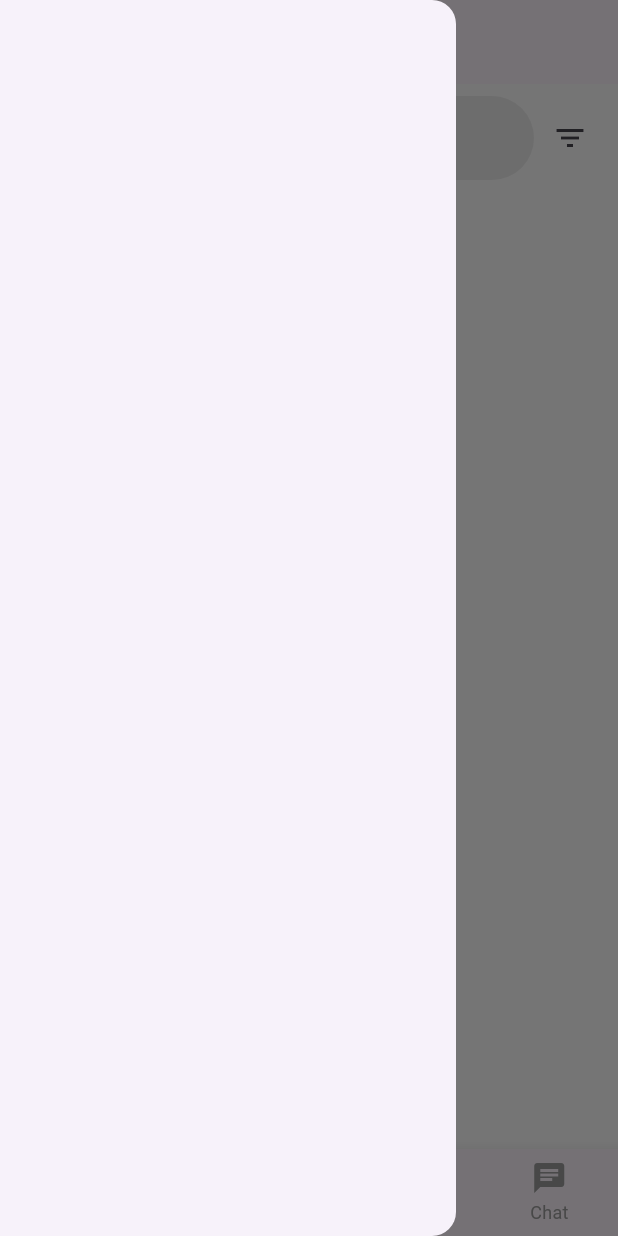
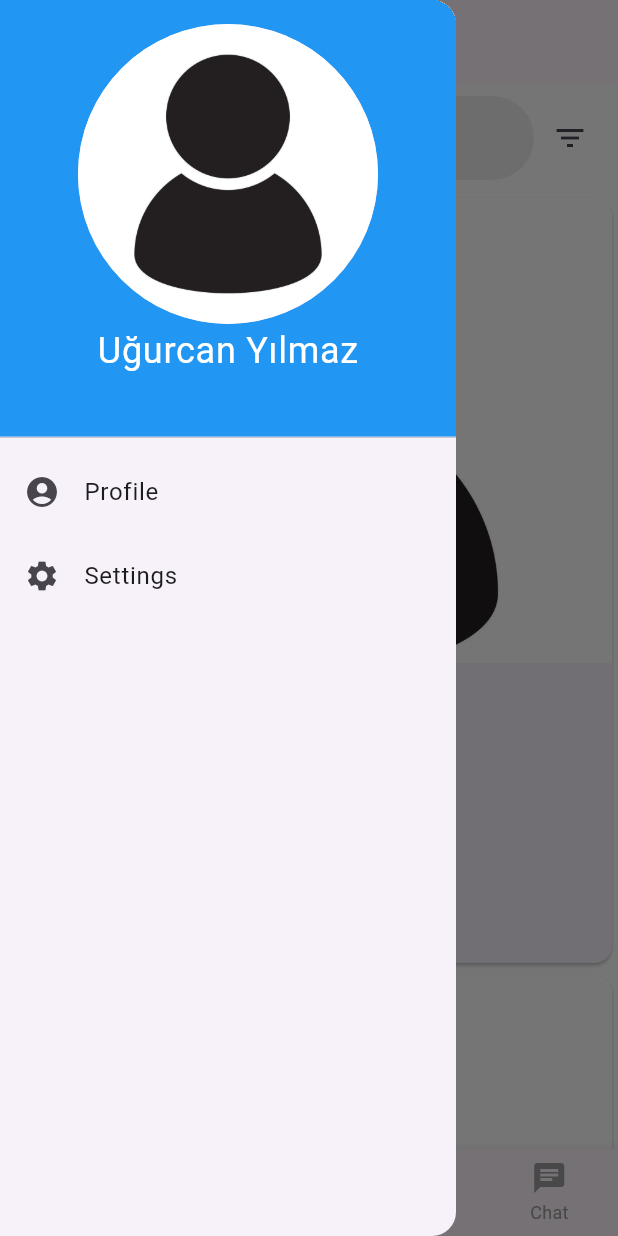
Before and after one commit to devrugu/buddy, a Flutter app: the HomeScreen screen opened directly, with the side drawer open, on a phone screen of 412 x 824 dp. Run offline on Flutter 3.47's test engine with Material 3 defaults, Android fonts, the phone set to English and light mode, and no system bars; Roboto replaces fonts that are missing (Urbanist).

Commit message:
minor changes

```diff
--- a/lib/main.dart
+++ b/lib/main.dart
@@ -16,9 +16,8 @@ class MyApp extends StatelessWidget {
         primaryColor: Colors.blue,
         scaffoldBackgroundColor: Colors.white,
         fontFamily: 'Urbanist',
-        // Diğer tema ayarları...
       ),
-      home: const WelcomeScreen(), // Değiştirildi: WelcomePage -> WelcomeScreen
+      home: const WelcomeScreen(),
     );
   }
 }
--- a/lib/src/views/screens/forget_password_screen.dart
+++ b/lib/src/views/screens/forget_password_screen.dart
@@ -72,7 +72,6 @@ class _ForgetPasswordScreenState extends State<ForgetPasswordScreen> {
                           MaterialPageRoute(
                               builder: (context) => const ResendCodeScreen()),
                         );
-                        // Handle continue press with selected method
                       }
                     : null,
                 style: ElevatedButton.styleFrom(
--- a/lib/src/views/screens/home_screen.dart
+++ b/lib/src/views/screens/home_screen.dart
@@ -1,6 +1,7 @@
 import 'package:flutter/material.dart';
-import 'package:buddy/src/views/widgets/custom_button.dart'; // CustomButton widget dosyanızın yolu
-import 'package:buddy/src/views/widgets/custom_icons.dart'; // CustomIcons sınıfınızın yolu
+import 'package:buddy/src/views/widgets/custom_button.dart';
+import 'package:buddy/src/views/widgets/custom_icons.dart';
+import 'package:buddy/src/views/widgets/guide_card.dart';
 
 class HomeScreen extends StatefulWidget {
   const HomeScreen({super.key});
@@ -32,7 +33,6 @@ class _HomeScreenState extends State<HomeScreen> {
                 title: const Text('Country Filter'),
                 trailing: const Icon(Icons.arrow_drop_down),
                 onTap: () {
-                  // Ülke seçimi için bir liste gösterilecek
                   showDialog(
                     context: context,
                     builder: (BuildContext context) {
@@ -66,15 +66,137 @@ class _HomeScreenState extends State<HomeScreen> {
     );
   }
 
+  final List<Map<String, dynamic>> guides = [
+    {
+      'name': 'Can',
+      'location': 'Istanbul',
+      'bio': 'Born and raised in Istanbul',
+      'reviews': 9,
+      'rating': 5.0,
+      'hourlyRate': 'FREE',
+      'image': 'assets/images/profile.jpg'
+    },
+    {
+      'name': 'Berk',
+      'location': 'Çanakkale',
+      'bio': 'History lover and foodie',
+      'reviews': 12,
+      'rating': 4.5,
+      'hourlyRate': '50₺',
+      'image': 'assets/images/profile.jpg'
+    },
+    {
+      'name': 'Elif',
+      'location': 'Izmir',
+      'bio': 'Exploring hidden gems of my city',
+      'reviews': 8,
+      'rating': 4.8,
+      'hourlyRate': '30₺',
+      'image': 'assets/images/profile.jpg'
+    },
+    {
+      'name': 'Ahmet',
+      'location': 'Ankara',
+      'bio': 'Ankara\'s history and culture enthusiast',
+      'reviews': 14,
+      'rating': 4.2,
+      'hourlyRate': '45₺',
+      'image': 'assets/images/profile.jpg'
+    },
+    {
+      'name': 'Leyla',
+      'location': 'Antalya',
+      'bio': 'Beach life and historical tours',
+      'reviews': 20,
+      'rating': 4.9,
+      'hourlyRate': '60₺',
+      'image': 'assets/images/profile.jpg'
+    },
+    {
+      'name': 'Mehmet',
+      'location': 'Bursa',
+      'bio': 'Mountains and myths of Bursa',
+      'reviews': 5,
+      'rating': 4.4,
+      'hourlyRate': '35₺',
+      'image': 'assets/images/profile.jpg'
+    },
+    {
+      'name': 'Selin',
+      'location': 'Edirne',
+      'bio': 'A guide to Edirne\'s architectural wonders',
+      'reviews': 11,
+      'rating': 4.7,
+      'hourlyRate': '40₺',
+      'image': 'assets/images/profile.jpg'
+    },
+    {
+      'name': 'Ozan',
+      'location': 'Sivas',
+      'bio': 'Sivas through the ages',
+      'reviews': 9,
+      'rating': 4.3,
+      'hourlyRate': '55₺',
+      'image': 'assets/images/profile.jpg'
+    },
+    {
+      'name': 'Samet',
+      'location': 'Ordu',
+      'bio': 'The rivers and valleys of Ordu',
+      'reviews': 14,
+      'rating': 5.0,
+      'hourlyRate': '50₺',
+      'image': 'assets/images/profile.jpg'
+    },
+  ];
+
   @override
   Widget build(BuildContext context) {
     return Scaffold(
       appBar: AppBar(
         title: const Text('Home'),
       ),
-      drawer: const Drawer(
-          // Drawer içeriği...
-          ),
+      drawer: Drawer(
+        child: ListView(
+          padding: EdgeInsets.zero,
+          children: <Widget>[
+            const SizedBox(
+              height: 300,
+              child: DrawerHeader(
+                decoration: BoxDecoration(
+                  color: Colors.blue,
+                ),
+                child: Column(
+                  children: [
+                    CircleAvatar(
+                      backgroundImage: AssetImage('assets/images/profile.jpg'),
+                      radius: 100,
+                    ),
+                    Text(
+                      'Uğurcan Yılmaz',
+                      style: TextStyle(color: Colors.white, fontSize: 24),
+                    ),
+                  ],
+                ),
+              ),
+            ),
+            ListTile(
+              leading: const Icon(Icons.account_circle),
+              title: const Text('Profile'),
+              onTap: () {
+                Navigator.pop(context);
+              },
+            ),
+            ListTile(
+              leading: const Icon(Icons.settings),
+              title: const Text('Settings'),
+              onTap: () {
+                Navigator.pop(context);
+              },
+            ),
+          ],
+        ),
+      ),
       body: Column(
         children: [
           Padding(
@@ -107,9 +229,21 @@ class _HomeScreenState extends State<HomeScreen> {
               ],
             ),
           ),
-          const Expanded(
-            child: Center(
-              child: Text('Home Screen Content Here'),
+          Expanded(
+            child: ListView.builder(
+              itemCount: guides.length,
+              itemBuilder: (context, index) {
+                final guide = guides[index];
+                return GuideCard(
+                  name: guide['name'],
+                  location: guide['location'],
+                  bio: guide['bio'],
+                  reviews: guide['reviews'],
+                  rating: guide['rating'],
+                  hourlyRate: guide['hourlyRate'],
+                  image: guide['image'],
+                );
+              },
             ),
           ),
         ],
--- a/lib/src/views/screens/resend_code_screen.dart
+++ b/lib/src/views/screens/resend_code_screen.dart
@@ -100,14 +100,12 @@ class _ResendCodeScreenState extends State<ResendCodeScreen> {
                 onPressed: _start == 0
                     ? () {
                         // Resend code functionality
-                        // Reset the timer if needed
                       }
                     : null,
                 style: ElevatedButton.styleFrom(
                   foregroundColor: Colors.white,
                   backgroundColor: const Color(0xFF0466C8),
-                  minimumSize:
-                      const Size(double.infinity, 50), // Full width button
+                  minimumSize: const Size(double.infinity, 50),
                 ),
                 child: const Text('Resend code'),
               ),
--- a/lib/src/views/screens/sign_in_screen.dart
+++ b/lib/src/views/screens/sign_in_screen.dart
@@ -41,11 +41,10 @@ class SignInScreen extends StatelessWidget {
               CustomButton(
                 text: 'Sign In',
                 onPressed: () {
-                  // Navigator.push metodunu kullanarak HomeScreen sayfasına git
                   Navigator.push(
                     context,
                     MaterialPageRoute(builder: (context) => const HomeScreen()),
-                  ); // Sign in action
+                  );
                 },
               ),
               const SizedBox(height: 16),
--- a/lib/src/views/screens/welcome_screen.dart
+++ b/lib/src/views/screens/welcome_screen.dart
@@ -19,14 +19,12 @@ class WelcomeScreen extends StatelessWidget {
           children: <Widget>[
             // Logo image
             Image.asset(
-              'assets/images/Logo.png', // Yol doğru olduğunu varsayıyoruz
-              height: 300, // Logo boyutunu ayarlayabilirsiniz
+              'assets/images/Logo.png',
+              height: 300,
             ),
-            const SizedBox(height: 48), // Logo ve butonlar arası boşluk
-            // 'Sign up for Tourist' butonu
+            const SizedBox(height: 48),
             Padding(
-              padding: const EdgeInsets.symmetric(
-                  horizontal: 50.0), // Buton genişliği için padding
+              padding: const EdgeInsets.symmetric(horizontal: 50.0),
               child: CustomButton(
                 text: 'Sign up as Tourist',
                 onPressed: () {
@@ -35,15 +33,12 @@ class WelcomeScreen extends StatelessWidget {
                     MaterialPageRoute(
                         builder: (context) => const SignUpTouristScreen()),
                   );
-                  // Turist için kayıt işlevi
                 },
               ),
             ),
-            const SizedBox(height: 16), // Butonlar arası boşluk
-            // 'Sign up for Guide' butonu
+            const SizedBox(height: 16),
             Padding(
-              padding: const EdgeInsets.symmetric(
-                  horizontal: 50.0), // Buton genişliği için padding
+              padding: const EdgeInsets.symmetric(horizontal: 50.0),
               child: CustomButton(
                 text: 'Sign up as Guide',
                 onPressed: () {
@@ -51,13 +46,11 @@ class WelcomeScreen extends StatelessWidget {
                     context,
                     MaterialPageRoute(
                         builder: (context) => const SignUpGuideScreen()),
-                  ); // Rehber için kayıt işlevi
+                  );
                 },
               ),
             ),
-            const SizedBox(
-                height: 32), // Metin ve butonlar arası daha fazla boşluk
-            // 'Already have an account? Sign in' metni
+            const SizedBox(height: 32),
             Align(
               alignment: Alignment.center,
               child: TextButton(
@@ -67,7 +60,6 @@ class WelcomeScreen extends StatelessWidget {
                     MaterialPageRoute(
                         builder: (context) => const SignInScreen()),
                   );
-                  // Oturum açma sayfasına yönlendir
                 },
                 child: const Text('Already have an account? Sign in'),
               ),
--- a/lib/src/views/widgets/custom_button.dart
+++ b/lib/src/views/widgets/custom_button.dart
@@ -1,19 +1,17 @@
-// custom_button.dart
-
 import 'package:flutter/material.dart';
 
 class CustomButton extends StatelessWidget {
   final String text;
   final VoidCallback onPressed;
-  final Color? color; // Butonun arka plan rengini özelleştirmek için eklendi
-  final Color? textColor; // Butonun metin rengini özelleştirmek için eklendi
+  final Color? color;
+  final Color? textColor;
 
   const CustomButton({
     super.key,
     required this.text,
     required this.onPressed,
-    this.color, // Yeni parametre
-    this.textColor, // Yeni parametre
+    this.color,
+    this.textColor,
   });
 
   @override
@@ -21,8 +19,7 @@ class CustomButton extends StatelessWidget {
     return ElevatedButton(
       style: ElevatedButton.styleFrom(
         foregroundColor: textColor ?? Colors.white,
-        backgroundColor: color ??
-            Theme.of(context).primaryColor, // Metin rengi özelleştirilebilir
+        backgroundColor: color ?? Theme.of(context).primaryColor,
         shape: RoundedRectangleBorder(
           borderRadius: BorderRadius.circular(30.0),
         ),
@@ -50,17 +47,13 @@ class CustomDrawerButton extends StatelessWidget {
           foregroundColor: Colors.white,
           backgroundColor: Theme.of(context).primaryColor,
           shape: const RoundedRectangleBorder(
-            borderRadius:
-                BorderRadius.zero, // Tam genişlik için borderRadius sıfır
+            borderRadius: BorderRadius.zero,
           ),
-          padding:
-              const EdgeInsets.symmetric(vertical: 20.0), // Daha fazla padding
+          padding: const EdgeInsets.symmetric(vertical: 20.0),
         ),
         onPressed: onPressed,
         child: Text(text),
       ),
     );
   }
-} // custom_button.dart içinde
-
-// ... (Mevcut CustomButton widget kodları)
+}
--- a/lib/src/views/widgets/custom_text_form_field.dart
+++ b/lib/src/views/widgets/custom_text_form_field.dart
@@ -1,4 +1,3 @@
-// Bu kod custom_text_form_field.dart dosyasında yer alacak
 import 'package:flutter/material.dart';
 
 class CustomTextFormField extends StatelessWidget {
--- /dev/null
+++ b/lib/src/views/widgets/guide_card.dart
@@ -0,0 +1,85 @@
+import 'package:flutter/material.dart';
+
+class StarDisplay extends StatelessWidget {
+  final double value;
+  const StarDisplay({super.key, required this.value});
+
+  @override
+  Widget build(BuildContext context) {
+    return Row(
+      mainAxisSize: MainAxisSize.min,
+      children: List.generate(5, (index) {
+        return Icon(
+          index < value.floor()
+              ? Icons.star
+              : index < value
+                  ? Icons.star_half
+                  : Icons.star_border,
+        );
+      }),
+    );
+  }
+}
+
+class GuideCard extends StatelessWidget {
+  final String name;
+  final String location;
+  final String bio;
+  final int reviews;
+  final double rating;
+  final String hourlyRate;
+  final String image;
+
+  const GuideCard({
+    super.key,
+    required this.name,
+    required this.location,
+    required this.bio,
+    required this.reviews,
+    required this.rating,
+    required this.hourlyRate,
+    required this.image,
+  });
+
+  @override
+  Widget build(BuildContext context) {
+    return Card(
+      clipBehavior: Clip.antiAlias,
+      child: Column(
+        crossAxisAlignment: CrossAxisAlignment.start,
+        children: [
+          Image.asset(
+            image,
+            width: double.infinity,
+            height: 310,
+            fit: BoxFit.cover,
+          ),
+          Padding(
+            padding: const EdgeInsets.all(16.0),
+            child: Column(
+              crossAxisAlignment: CrossAxisAlignment.start,
+              children: [
+                Text(name, style: Theme.of(context).textTheme.titleLarge),
+                Text(location, style: Theme.of(context).textTheme.titleMedium),
+                const SizedBox(height: 8),
+                Text(bio),
+                const SizedBox(height: 8),
+                Row(
+                  children: [
+                    StarDisplay(value: rating),
+                    const SizedBox(width: 8),
+                    Text('$reviews Reviews'),
+                  ],
+                ),
+                const SizedBox(height: 8),
+                Chip(
+                  label: Text(hourlyRate),
+                ),
+              ],
+            ),
+          ),
+        ],
+      ),
+    );
+  }
+}
--- a/lib/src/views/widgets/search_bar.dart
+++ b/lib/src/views/widgets/search_bar.dart
@@ -1,4 +1,3 @@
-// search_bar.dart
 import 'package:flutter/material.dart';
 
 class SearchBar extends StatefulWidget {
@@ -21,7 +20,6 @@ class _SearchBarState extends State<SearchBar> {
                 title: Text('Sort by'),
                 trailing: Icon(Icons.filter_list),
               ),
-              // Diğer filtre seçenekleri...
             ],
           ),
         );
```
Also changed, not shown: assets/icons/airtable.svg (deleted), assets/icons/buddy_logo.svg (deleted), assets/images/profile.jpg (added).
